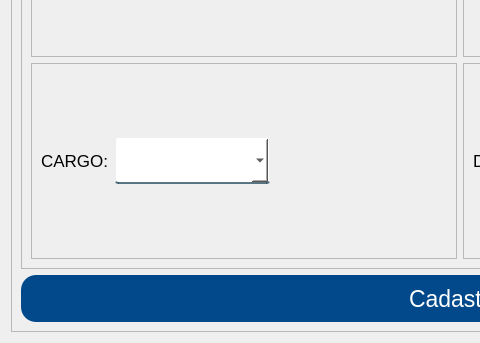
Before: the Qt Designer form App/view/ui/cadastroPessoas.ui in Senac-SOR-ADS/Mapa-de-Sala, drawn with Qt 5; both pictures show x 0 to 480 and y 405 to 748 of the 919 by 748 pixel window.
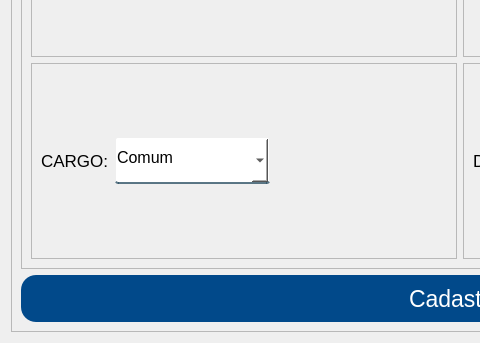
After: the same form once the commit is applied.

```diff
--- a/App/view/ui/cadastroPessoas.ui
+++ b/App/view/ui/cadastroPessoas.ui
@@ -322,11 +322,6 @@
               <property name="cursor">
                <cursorShape>PointingHandCursor</cursorShape>
               </property>
-              <item>
-               <property name="text">
-                <string/>
-               </property>
-              </item>
               <item>
                <property name="text">
                 <string>Comum</string>
```
